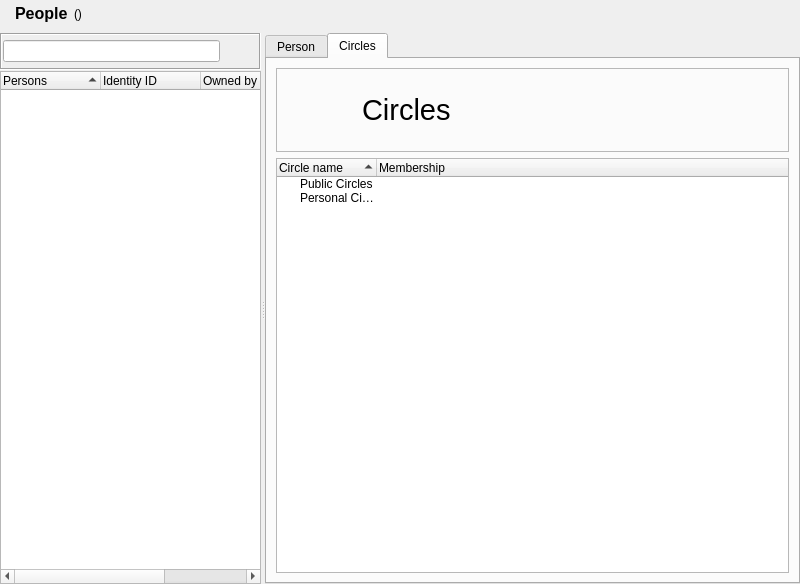
First picture: the form in retroshare-gui/src/gui/Identity/IdDialog.ui, repository RetroShare/RetroShare, before the edit.
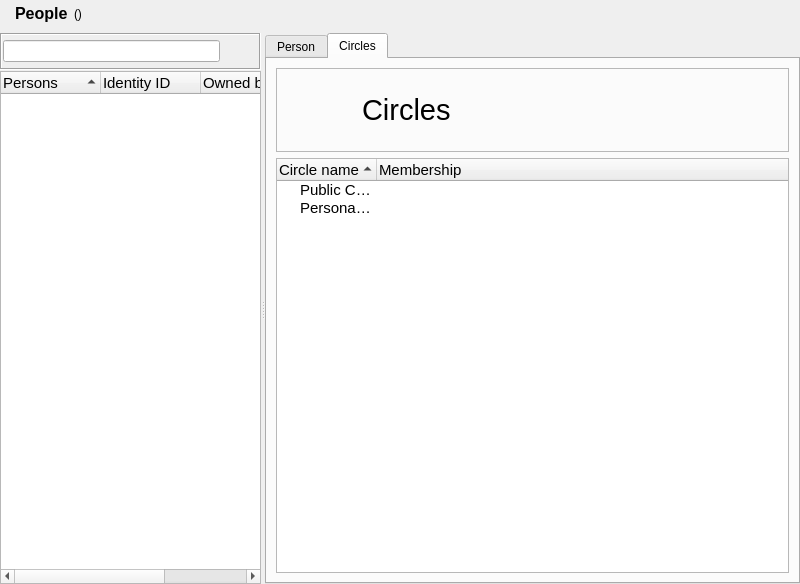
Second picture: the form after the edit. The open tabs and pages were chosen to show the change. Icons and pictures are not drawn. Custom widgets are drawn as their Qt base class.

What changed in the file:
```diff
--- a/retroshare-gui/src/gui/Identity/IdDialog.ui
+++ b/retroshare-gui/src/gui/Identity/IdDialog.ui
@@ -218,6 +218,11 @@
            <verstretch>0</verstretch>
           </sizepolicy>
          </property>
+         <property name="font">
+          <font>
+           <pointsize>11</pointsize>
+          </font>
+         </property>
          <property name="contextMenuPolicy">
           <enum>Qt::CustomContextMenu</enum>
          </property>
@@ -1046,6 +1051,11 @@
         </item>
         <item>
          <widget class="QTreeWidget" name="treeWidget_membership">
+          <property name="font">
+           <font>
+            <pointsize>11</pointsize>
+           </font>
+          </property>
           <property name="contextMenuPolicy">
            <enum>Qt::CustomContextMenu</enum>
           </property>
```
